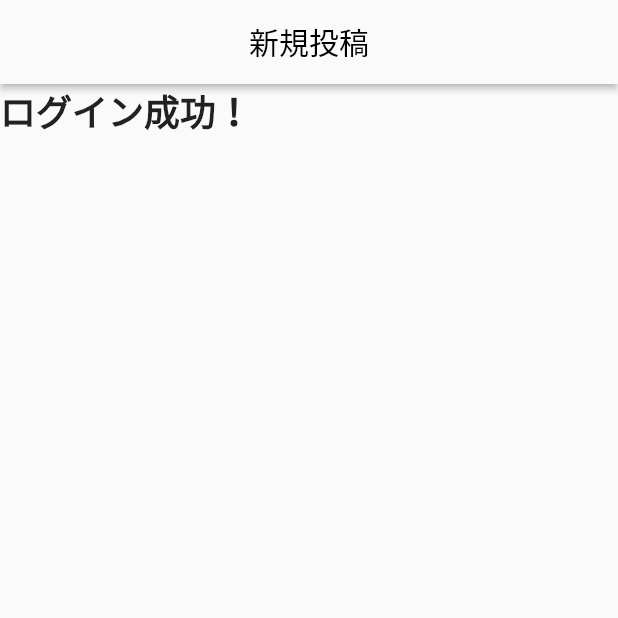
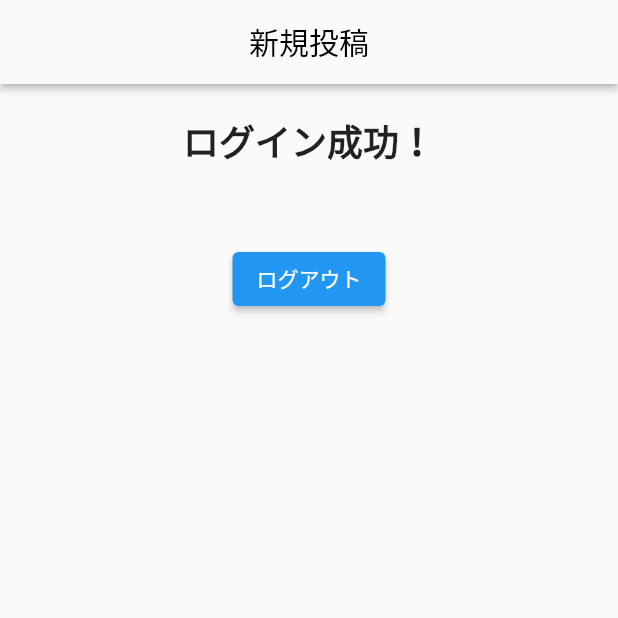
Before and after one commit to harumich/loginsession, a Flutter app: the MainPage screen opened directly, on a phone screen of 412 x 824 dp, the top half of it. Run offline on Flutter 3.47's test engine with Material 2 defaults, Android fonts, the phone set to English and light mode, and no system bars; our stand-ins replace cloud_firestore, firebase_auth, firebase_core, firebase_storage, image_picker; accounts and stored records are empty.

Commit message:
ログアウトできるようにする

```diff
--- a/lib/View/main_page.dart
+++ b/lib/View/main_page.dart
@@ -1,4 +1,6 @@
 import 'package:flutter/material.dart';
+import 'package:loginsession/View/start_up/login_page.dart';
+import 'package:loginsession/utils/authentication.dart';
 
 class MainPage extends StatefulWidget {
   const MainPage({Key? key}) : super(key: key);
@@ -20,7 +22,27 @@ class _MainPageState extends State<MainPage> {
         elevation: 2,
         iconTheme: IconThemeData(color: Colors.black),  //戻る矢印を黒色にする
       ),
-      body: Text('ログイン成功！', style: TextStyle(fontSize: 24, fontWeight: FontWeight.bold)),
+      body: Container(
+        width: double.infinity,
+        child: Column(
+          children: [
+            SizedBox(height: 20),
+            Text('ログイン成功！', style: TextStyle(fontSize: 24, fontWeight: FontWeight.bold)),
+            SizedBox(height: 50),
+            ElevatedButton(onPressed: () {
+              Authentication.signOut();
+              while(Navigator.canPop(context)) {
+                Navigator.pop(context);
+              }
+              Navigator.pushReplacement(context, MaterialPageRoute(
+                  builder: (context) => LoginPage()
+              ));
+            },
+                child: Text('ログアウト')
+            ),
+          ],
+        ),
+      ),
     );
   }
 }
--- a/lib/utils/authentication.dart
+++ b/lib/utils/authentication.dart
@@ -31,4 +31,10 @@ class Authentication{
       return false;
     }
   }
+
+  static Future<void> signOut() async{
+    await _firebaseAuth.signOut();
+
+  }
+
 }
```
